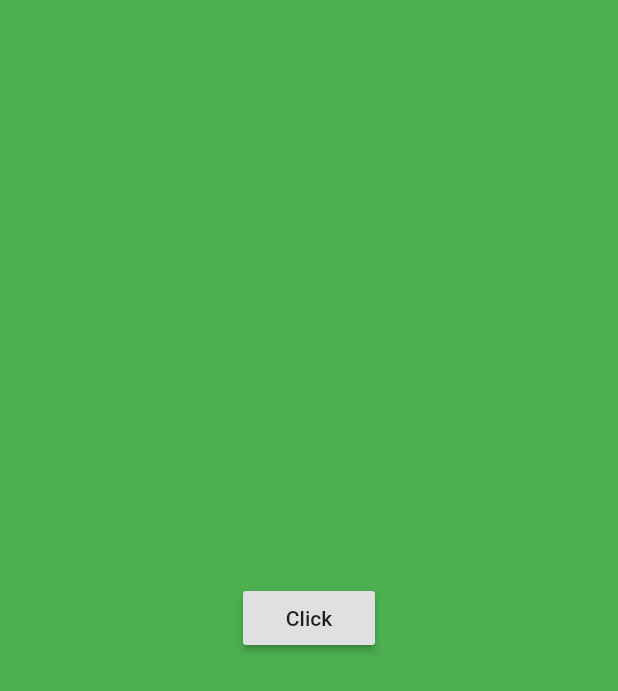
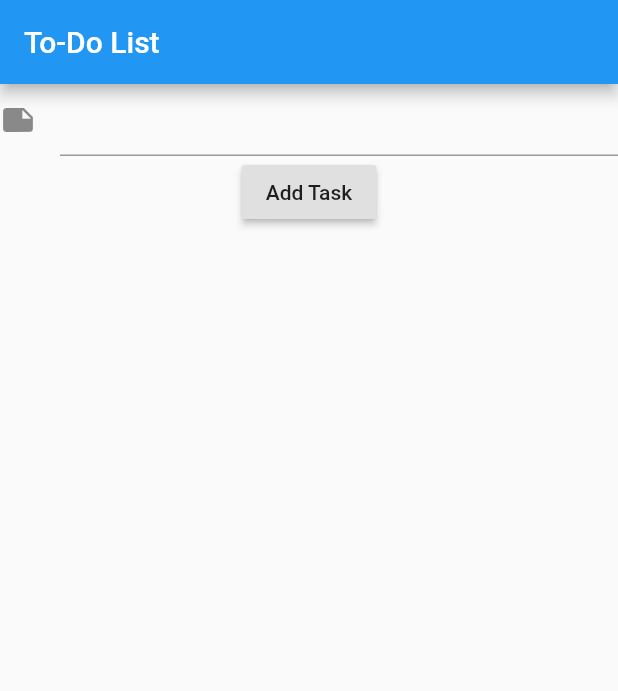
Before and after one commit to 1busby/flutter_app, a Flutter app: the screen it shows after launch, on a phone screen of 412 x 824 dp. Shown: the top 691 px of the screen. Run offline on Flutter 3.47's test engine with Material 2 defaults, Android fonts, the phone set to English and light mode, and no system bars.

Commit message:
Update main.dart
todo list

```diff
--- a/lib/main.dart
+++ b/lib/main.dart
@@ -2,7 +2,9 @@ import 'package:flutter/material.dart';
 
 void main() {
   runApp(
-    MyStatefulWidget()
+    MaterialApp(
+      home: MyStatefulWidget()
+    )
   );
 }
 
@@ -13,30 +15,55 @@ class MyStatefulWidget extends StatefulWidget {
 
 class _MyStatefulWidgetState extends State<MyStatefulWidget> {
 
-  var myColor = Colors.green;
+  String task = "";
+  List todoItems = List();
 
-  changeColor() {
-    setState(() {
-      myColor = Colors.green;
-    });
+  @override
+  void initState() {
+    super.initState();
   }
 
   @override
   Widget build(BuildContext context) {
-    return Directionality(
-      textDirection: TextDirection.ltr,
-        child:Container(
-        color: myColor,
-        child: Center(
-          child: RaisedButton(
-            child: Text("Click"),
+    return Scaffold(
+      appBar: AppBar(
+        title: Text("To-Do List", textDirection: TextDirection.ltr)
+      ),
+      body: Column(
+        children: <Widget> [
+          TextField(
+            decoration: InputDecoration(
+              icon: Icon(Icons.note)
+            ),
+            onChanged: (input) {
+              print("input");
+              task = input;
+            }
+          ),
+          RaisedButton(
+            child: Text("Add Task"),
             onPressed: () {
-              print("clicked");
-              changeColor();
+              setState(() {
+                todoItems.add(task);
+                task = "";
+              });
             },
+          ),
+          Flexible(
+            child: ListView.builder(
+              itemCount: todoItems.length,
+              itemBuilder: (BuildContext context, int index) {
+                return Dismissible(
+                  key: Key(index.toString()),
+                  child: ListTile(
+                    title: Text(todoItems[index])
+                  )
+                );
+              }
+            )
           )
-        )
-      )
+        ]
+      ),
     );
   }
 }
```
